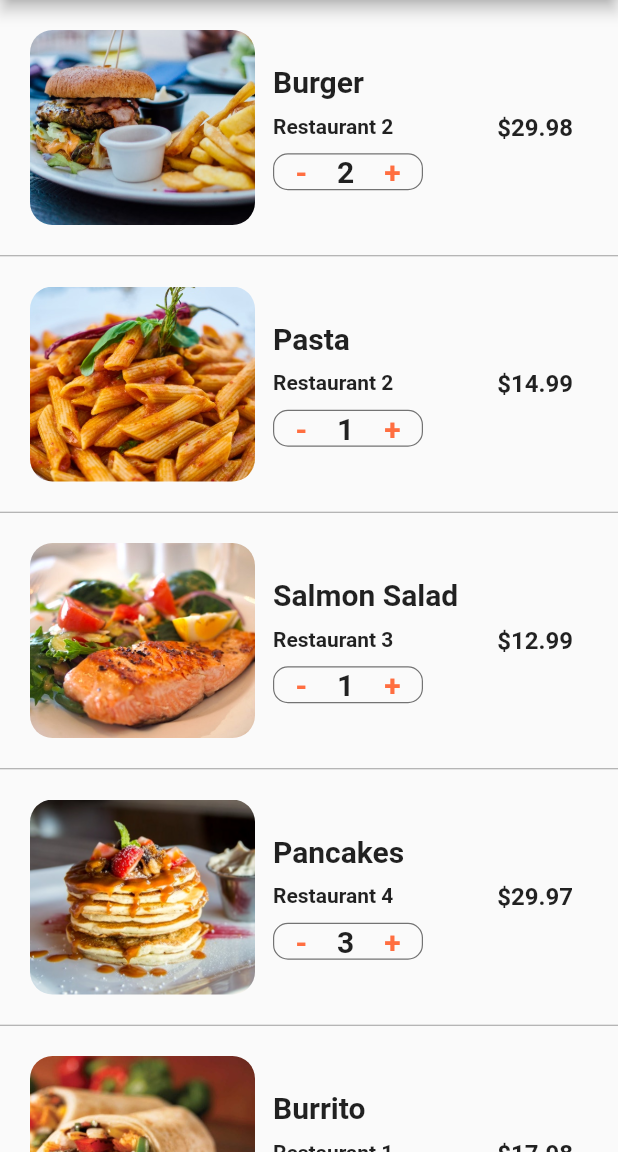
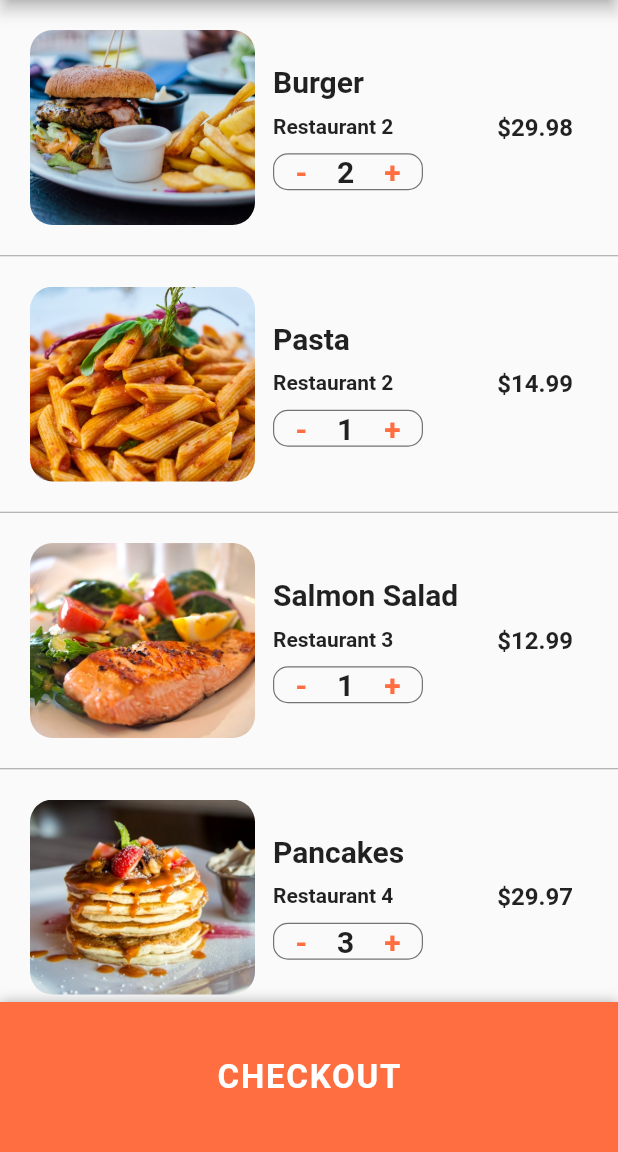
Before and after one commit to offfahad/food-delivery-app-flutter, a Flutter app: the CardScreen screen opened directly, on a phone screen of 412 x 824 dp, the part 84-1236 px from its top. Run offline on Flutter 3.47's test engine with Material 2 defaults, Android fonts, the phone set to English and light mode, and no system bars.

Commit message:
ui-completed

```diff
--- a/lib/screens/cart_screen.dart
+++ b/lib/screens/cart_screen.dart
@@ -130,6 +130,10 @@ class _CardScreenState extends State<CardScreen> {
 
   @override
   Widget build(BuildContext context) {
+    double totalPrice = 0;
+    currentUser.cart!.forEach(
+        (Order? order) => totalPrice += order!.quantity! * order.food!.price!);
+
     return Scaffold(
       appBar: AppBar(
         backgroundColor: Theme.of(context).primaryColor,
@@ -138,10 +142,61 @@ class _CardScreenState extends State<CardScreen> {
         ),
       ),
       body: ListView.separated(
-        itemCount: currentUser.cart!.length,
+        itemCount: currentUser.cart!.length + 1,
         itemBuilder: (BuildContext context, int index) {
-          Order order = currentUser.cart![index];
-          return _buildCartItem(order);
+          if (index < currentUser.cart!.length) {
+            Order order = currentUser.cart![index];
+            return _buildCartItem(order);
+          }
+          return Padding(
+            padding: const EdgeInsets.all(20.0),
+            child: Column(
+              children: [
+                const Row(
+                  mainAxisAlignment: MainAxisAlignment.spaceBetween,
+                  children: [
+                    Text(
+                      'Estimated Delivery Time:',
+                      style: TextStyle(
+                        fontSize: 20.0,
+                        fontWeight: FontWeight.w600,
+                      ),
+                    ),
+                    Text(
+                      '25 min',
+                      style: TextStyle(
+                        fontSize: 20.0,
+                        fontWeight: FontWeight.w600,
+                      ),
+                    ),
+                  ],
+                ),
+                const SizedBox(
+                  height: 10.0,
+                ),
+                Row(
+                  mainAxisAlignment: MainAxisAlignment.spaceBetween,
+                  children: [
+                    const Text(
+                      'Total Cost:',
+                      style: TextStyle(
+                        fontSize: 20.0,
+                        fontWeight: FontWeight.w600,
+                      ),
+                    ),
+                    Text(
+                      '\$${totalPrice.toStringAsFixed(2)}',
+                      style: const TextStyle(
+                        fontSize: 20.0,
+                        fontWeight: FontWeight.w600,
+                      ),
+                    ),
+                  ],
+                ),
+                const SizedBox(height: 100.0,)
+              ],
+            ),
+          );
         },
         separatorBuilder: (BuildContext context, int index) {
           return const Divider(
@@ -150,6 +205,30 @@ class _CardScreenState extends State<CardScreen> {
           );
         },
       ),
+      bottomSheet: Container(
+        height: 100.0,
+        width: MediaQuery.of(context).size.width,
+        decoration: BoxDecoration(
+          color: Theme.of(context).primaryColor,
+          boxShadow: const [
+            BoxShadow(
+                color: Colors.black26, offset: Offset(0, -1), blurRadius: 6.0)
+          ],
+        ),
+        child: Center(
+            child: TextButton(
+          child: const Text(
+            'CHECKOUT',
+            style: TextStyle(
+              color: Colors.white,
+              fontSize: 22.0,
+              fontWeight: FontWeight.bold,
+              letterSpacing: 1.2,
+            ),
+          ),
+          onPressed: () {},
+        )),
+      ),
     );
   }
 }
```
